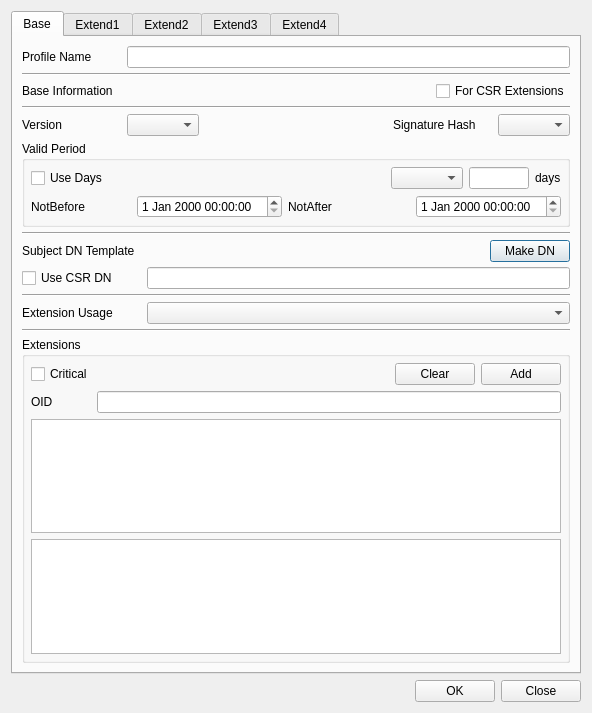
The window that CertMan/make_cert_profile_dlg.ui (jykim74/CertMan) describes before a commit, drawn with Qt 5.
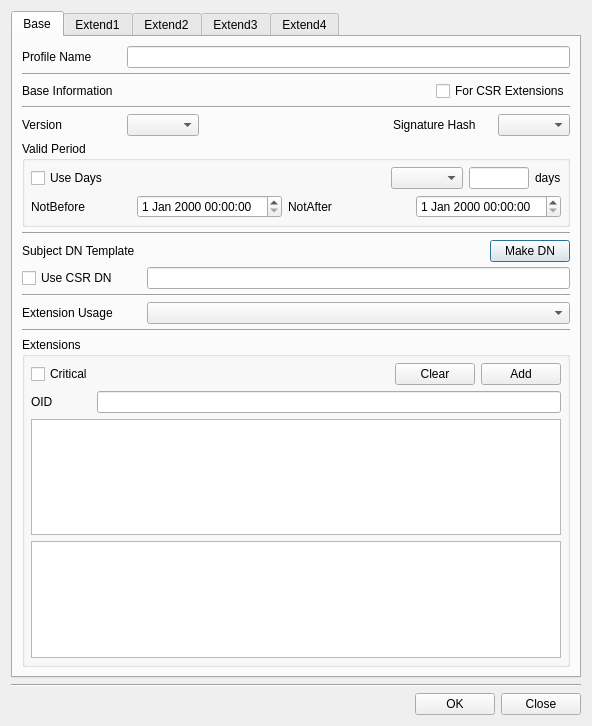
The same window after the commit. The open tabs and pages were chosen to show the change.

```diff
--- a/CertMan/make_cert_profile_dlg.ui
+++ b/CertMan/make_cert_profile_dlg.ui
@@ -7,7 +7,7 @@
     <x>0</x>
     <y>0</y>
     <width>592</width>
-    <height>713</height>
+    <height>726</height>
    </rect>
   </property>
   <property name="windowTitle">
@@ -1917,6 +1917,13 @@
      </widget>
     </widget>
    </item>
+   <item>
+    <widget class="Line" name="line_15">
+     <property name="orientation">
+      <enum>Qt::Horizontal</enum>
+     </property>
+    </widget>
+   </item>
    <item>
     <layout class="QGridLayout" name="gridLayout_29">
      <property name="topMargin">
```
Left out of the diff: 2 changed lines with no effect on the pictures.
